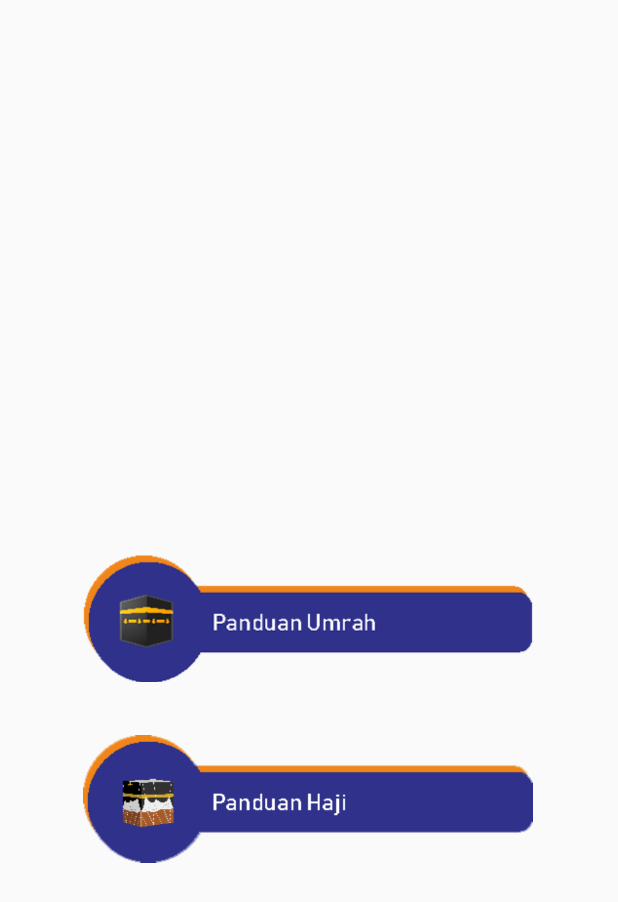
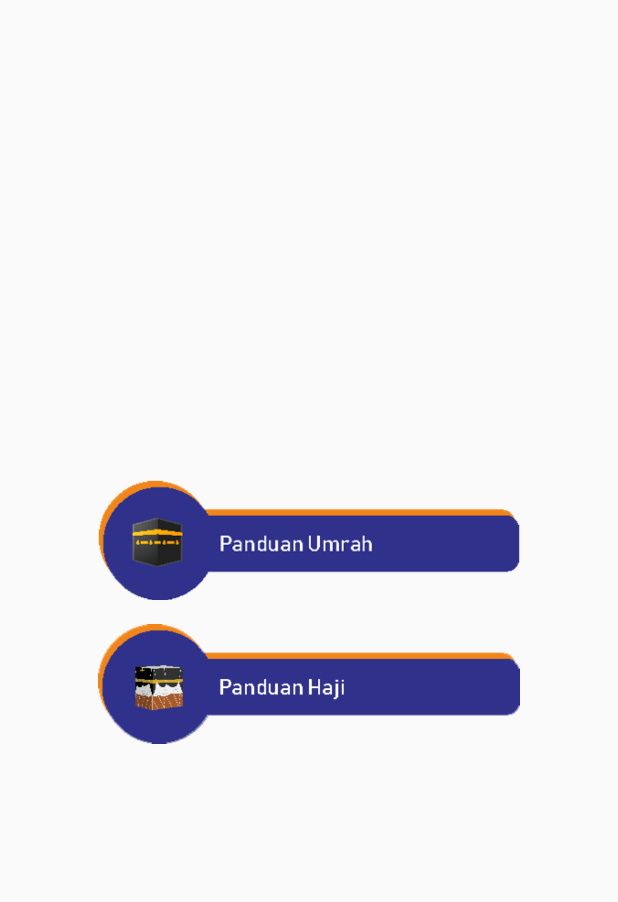
Before and after one commit to zolandhole/DialogIslamGaruda, an Android app: the HomeActivity screen opened directly, with no data from a screen before it, on a phone screen of 412 x 824 dp. Shown: the top 902 px of the screen. Run offline under Robolectric (Android 15) with nearby library versions, the phone set to English and light mode, and no system bars.

Commit message:
New Activity Launch - Home Activity

```diff
--- a/app/src/main/AndroidManifest.xml
+++ b/app/src/main/AndroidManifest.xml
@@ -11,7 +11,9 @@
         android:supportsRtl="true"
         android:theme="@style/AppTheme"
         tools:ignore="AllowBackup,GoogleAppIndexingWarning">
-        <activity android:name=".HomeActivity"></activity>
+        <activity
+            android:name=".HomeActivity"
+            android:configChanges="orientation|screenSize" />
         <activity
             android:name=".MainActivity"
             android:screenOrientation="portrait">
--- a/app/src/main/java/yandi/yarud/dialogislamgaruda/HomeActivity.java
+++ b/app/src/main/java/yandi/yarud/dialogislamgaruda/HomeActivity.java
@@ -2,12 +2,27 @@ package yandi.yarud.dialogislamgaruda;
 
 import android.support.v7.app.AppCompatActivity;
 import android.os.Bundle;
+import android.widget.ImageView;
 
 public class HomeActivity extends AppCompatActivity {
-
+    private ImageView imageViewUmrah, imageViewHaji;
     @Override
     protected void onCreate(Bundle savedInstanceState) {
         super.onCreate(savedInstanceState);
         setContentView(R.layout.activity_home);
+        imageViewUmrah = findViewById(R.id.imageViewPanduanUmrah);
+        imageViewHaji = findViewById(R.id.imageViewPanduanHaji);
+
+        animaation();
+    }
+
+    private void animaation() {
+//        imageViewUmrah.setAlpha(0);
+        imageViewUmrah.setTranslationX(-1000);
+//        imageViewHaji.setAlpha(0);
+        imageViewHaji.setTranslationX(-1000);
+
+        imageViewUmrah.animate().translationX(10).setDuration(800).setStartDelay(500).translationX(0).start();
+        imageViewHaji.animate().translationX(10).setDuration(800).setStartDelay(700).translationX(0).start();
     }
 }
--- a/app/src/main/res/layout/activity_home.xml
+++ b/app/src/main/res/layout/activity_home.xml
@@ -6,36 +6,53 @@
     android:layout_height="match_parent"
     tools:context=".HomeActivity">
 
-    <ImageView
-        android:id="@+id/imageViewPanduanUmrah"
-        android:layout_width="300dp"
-        android:layout_height="wrap_content"
+    <android.support.constraint.ConstraintLayout
+        android:id="@+id/constraintLayout"
+        android:layout_width="match_parent"
+        android:layout_height="200dp"
         android:layout_marginStart="8dp"
         android:layout_marginLeft="8dp"
         android:layout_marginTop="8dp"
         android:layout_marginEnd="8dp"
         android:layout_marginRight="8dp"
         android:layout_marginBottom="8dp"
-        android:contentDescription="@null"
-        android:src="@drawable/panduan_umrah"
         app:layout_constraintBottom_toBottomOf="parent"
         app:layout_constraintEnd_toEndOf="parent"
-        app:layout_constraintHorizontal_bias="0.494"
         app:layout_constraintStart_toStartOf="parent"
-        app:layout_constraintTop_toTopOf="parent" />
+        app:layout_constraintTop_toTopOf="parent">
 
-    <ImageView
-        android:id="@+id/imageViewPanduanHaji"
-        android:layout_width="300dp"
-        android:layout_height="109dp"
-        android:layout_marginStart="8dp"
-        android:layout_marginLeft="8dp"
-        android:layout_marginEnd="8dp"
-        android:layout_marginRight="8dp"
-        android:contentDescription="@null"
-        android:src="@drawable/panduan_haji"
-        app:layout_constraintEnd_toEndOf="parent"
-        app:layout_constraintHorizontal_bias="0.494"
-        app:layout_constraintStart_toStartOf="parent"
-        app:layout_constraintTop_toBottomOf="@+id/imageViewPanduanUmrah" />
+        <ImageView
+            android:id="@+id/imageViewPanduanUmrah"
+            android:layout_width="0dp"
+            android:layout_height="80dp"
+            android:layout_marginStart="8dp"
+            android:layout_marginLeft="8dp"
+            android:layout_marginTop="8dp"
+            android:layout_marginEnd="8dp"
+            android:layout_marginRight="8dp"
+            android:contentDescription="@null"
+            android:src="@drawable/panduan_umrah"
+            app:layout_constraintEnd_toEndOf="parent"
+            app:layout_constraintHorizontal_bias="0.494"
+            app:layout_constraintStart_toStartOf="parent"
+            app:layout_constraintTop_toTopOf="parent" />
+
+        <ImageView
+            android:id="@+id/imageViewPanduanHaji"
+            android:layout_width="0dp"
+            android:layout_height="80dp"
+            android:layout_marginStart="8dp"
+            android:layout_marginLeft="8dp"
+            android:layout_marginTop="8dp"
+            android:layout_marginEnd="8dp"
+            android:layout_marginRight="8dp"
+            android:layout_marginBottom="8dp"
+            android:contentDescription="@null"
+            android:src="@drawable/panduan_haji"
+            app:layout_constraintBottom_toBottomOf="parent"
+            app:layout_constraintEnd_toEndOf="parent"
+            app:layout_constraintHorizontal_bias="0.494"
+            app:layout_constraintStart_toStartOf="parent"
+            app:layout_constraintTop_toBottomOf="@+id/imageViewPanduanUmrah" />
+    </android.support.constraint.ConstraintLayout>
 </android.support.constraint.ConstraintLayout>
```
